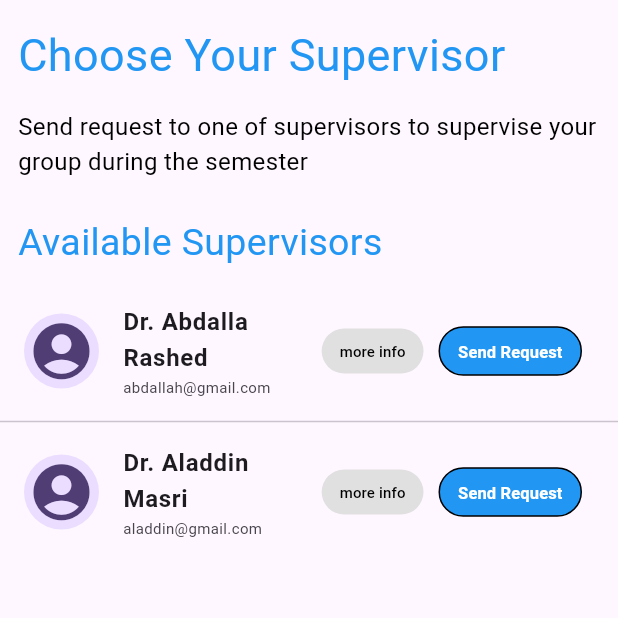
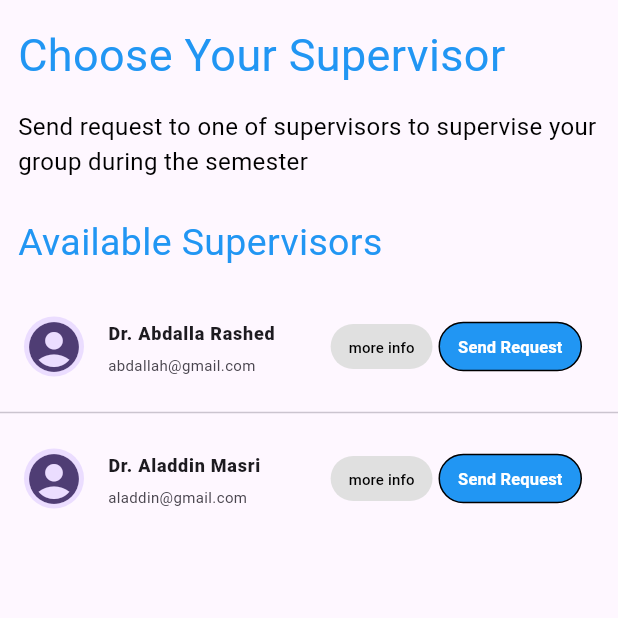
Before and after one commit to Omar-Qaneer/LetsGraduate_Mobile, a Flutter app: the RegisterToSupervisor screen opened directly, on a phone screen of 412 x 824 dp, the top half of it. Run offline on Flutter 3.47's test engine with Material 3 defaults, Android fonts, the phone set to English and light mode, and no system bars; our stand-ins replace flutter_otp_text_field, get, shared_preferences; accounts and stored records are empty.

Commit message:
Edit fonts and space betwen buttons
Edit title fonts in CustomListTile file and space between buttons in CustomTrailing file and sizes of CircleAvatar and Icon Widgets to RegisterToSupervisor page

```diff
--- a/lib/view/screen/student/register_to_supervisor.dart
+++ b/lib/view/screen/student/register_to_supervisor.dart
@@ -124,7 +124,7 @@ class RegisterToSupervisor extends StatelessWidget {
                   subtitle: supervisor['email'].toString(),
                   widget: const Icon(
                     Icons.account_circle,
-                    size: 45,
+                    size: 40,
                   ),
                   pageName: 'RegisterToSupervisor',
                   trailing: CustomTrailing(
--- a/lib/view/widget/student/custom_listtile.dart
+++ b/lib/view/widget/student/custom_listtile.dart
@@ -17,16 +17,26 @@ class CustomListTileStudent extends StatelessWidget {
 
   @override
   Widget build(BuildContext context) {
+    double fontSize;
+    if (pageName == "StudentsView") {
+      fontSize = 12;
+    } else if (pageName == "RegisterToSupervisor") {
+      fontSize = 12;
+    } else {
+      fontSize = 16;
+    }
     return ListTile(
         leading: CircleAvatar(
-          radius: 25,
+          radius: pageName == "RegisterToSupervisor" ? 20 : 25,
           child: widget,
         ),
         title: Text(
           title,
           style: TextStyle(
-              fontSize: pageName == "StudentsView" ? 12 : 16,
-              fontWeight: FontWeight.bold),
+              fontSize: fontSize,
+              fontWeight: pageName == "RegisterToSupervisor"
+                  ? FontWeight.w900
+                  : FontWeight.bold),
         ),
         subtitle: Text(
           subtitle,
--- a/lib/view/widget/student/findpartners/custom_trailing.dart
+++ b/lib/view/widget/student/findpartners/custom_trailing.dart
@@ -31,8 +31,8 @@ class CustomTrailing extends StatelessWidget {
             ),
           ),
         ),
-        const SizedBox(
-          width: 10,
+        SizedBox(
+          width: buttonTwoText == "Send Request" ? 4 : 10,
         ),
         Container(
           height: 33,
```
